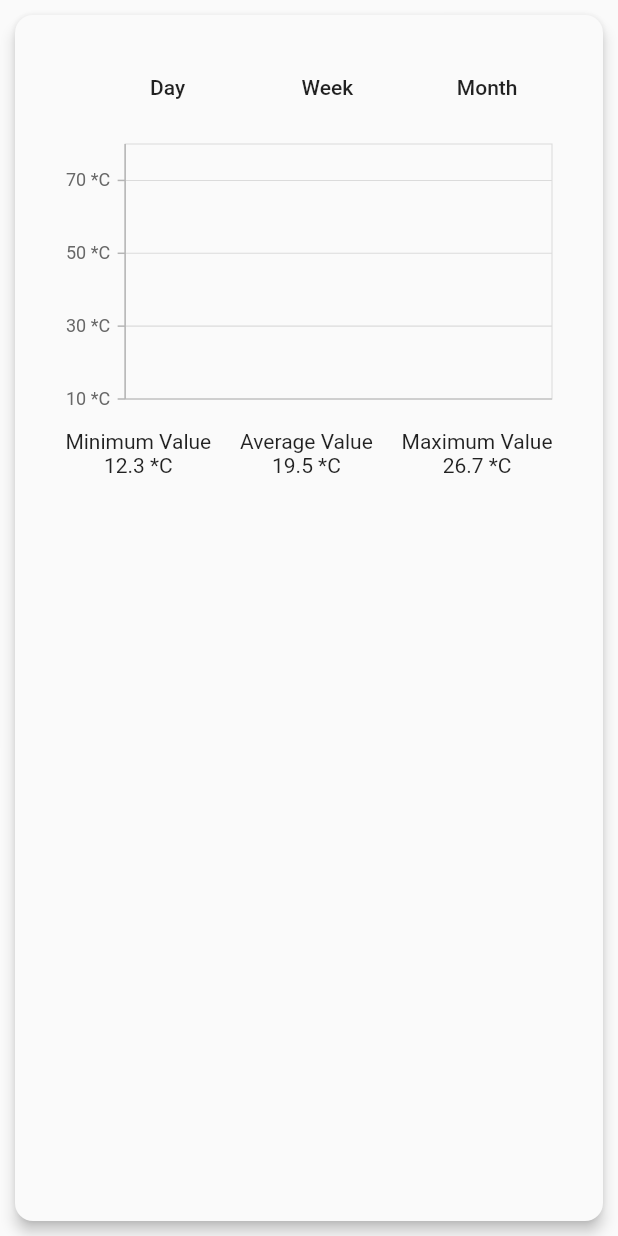
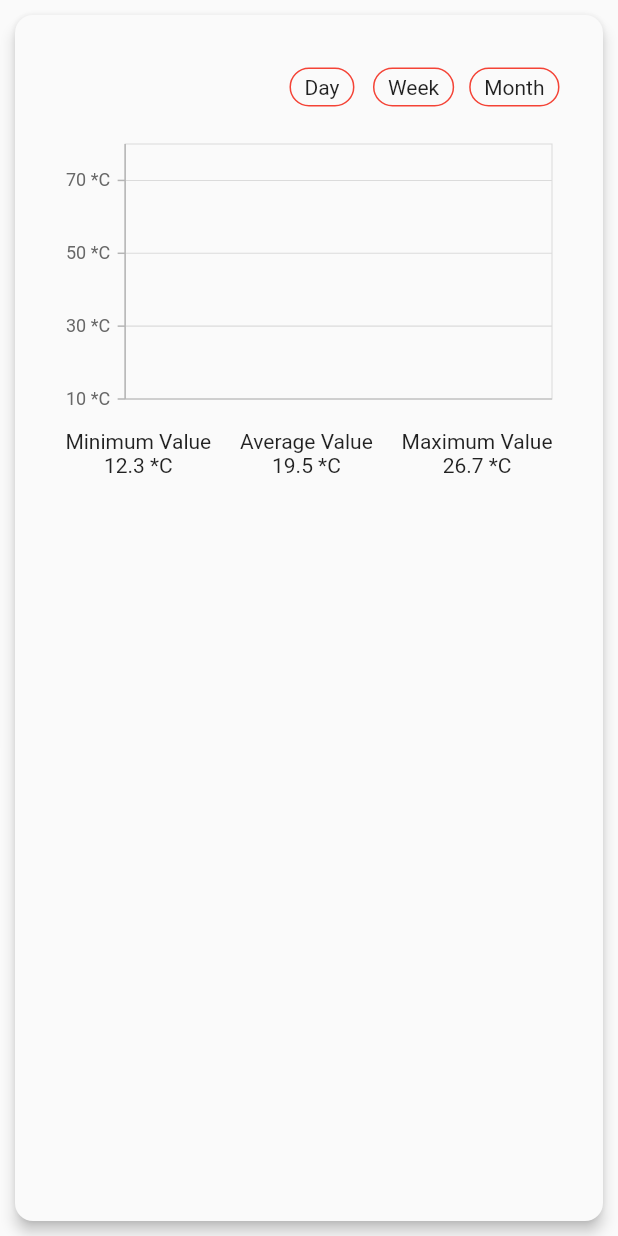
Before and after one commit to ozgenbaris1/WhiteHouse, a Flutter app: the ChartItem widget shown alone on an empty page, opened directly with empty values, on a phone screen of 412 x 824 dp. Run offline on Flutter 3.47's test engine with Material 2 defaults, Android fonts, the phone set to English and light mode, and no system bars; our stand-ins replace syncfusion_flutter_charts; missing offline and left inert: syncfusion_flutter_core; network calls fail; statements that could not run were skipped.

Commit message:
Filter Buttons and Chart License

```diff
--- a/white_house_app/lib/helpers/API.dart
+++ b/white_house_app/lib/helpers/API.dart
@@ -3,7 +3,7 @@ import 'dart:convert';
 import 'package:http/http.dart' as http;
 import 'package:white_house_app/models/ApiResponse.dart';
 
-const baseUrl = "http://192.168.1.107:8080";
+const baseUrl = "http://192.168.1.2:8080";
 
 class API {
   static Future<ApiResponse> getDevices() async {
@@ -18,7 +18,8 @@ class API {
   }
 
   static Future<ApiResponse> getSensorSummary({deviceID, sensorID}) async {
-    var url = baseUrl + "/getSensorDataSummary?DeviceID=$deviceID&SensorID=$sensorID";
+    var url =
+        baseUrl + "/getSensorDataSummary?DeviceID=$deviceID&SensorID=$sensorID";
     var res = await http.get(url);
     final response = json.decode(res.body);
     return ApiResponse(
--- a/white_house_app/lib/main.dart
+++ b/white_house_app/lib/main.dart
@@ -3,8 +3,14 @@ import 'package:provider/provider.dart';
 import 'package:white_house_app/providers/DeviceProvider.dart';
 import 'package:white_house_app/providers/SensorSummaryProvider.dart';
 import 'package:white_house_app/screens/DeviceScreen.dart';
+import 'package:syncfusion_flutter_core/core.dart';
 
-void main() => runApp(MyApp());
+void main() {
+  SyncfusionLicense.registerLicense(
+      "NT8mJyc2IWhiZH1nfWN9YGpoYmF8YGJ8ampqanNiYmlmamlmanMDHmgxMiE6IDwpNDY9amUTND4yOj99MDw+");
+
+  return runApp(MyApp());
+}
 
 class MyApp extends StatelessWidget {
   // This widget is the root of your application.
--- a/white_house_app/lib/widgets/ChartItem.dart
+++ b/white_house_app/lib/widgets/ChartItem.dart
@@ -53,17 +53,48 @@ class ChartItem extends StatelessWidget {
                           ),
                         ],
                       ),
-                      FlatButton(
+                      Spacer(),
+                      Padding(
+                        padding: const EdgeInsets.symmetric(horizontal: 5.0),
+                        child: RawMaterialButton(
+                          padding:
+                              EdgeInsets.symmetric(horizontal: 10, vertical: 5),
+                          shape: RoundedRectangleBorder(
+                            borderRadius: BorderRadius.circular(30),
+                            side: BorderSide(color: Colors.red),
+                          ),
+                          constraints: BoxConstraints(),
                           onPressed: () {},
                           child: Text("Day"),
                         ),
-                      FlatButton(
+                      ),
+                      Padding(
+                        padding: const EdgeInsets.symmetric(horizontal: 5.0),
+                        child: RawMaterialButton(
+                          padding:
+                              EdgeInsets.symmetric(horizontal: 10, vertical: 5),
+                          shape: RoundedRectangleBorder(
+                            borderRadius: BorderRadius.circular(30),
+                            side: BorderSide(color: Colors.red),
+                          ),
+                          constraints: BoxConstraints(),
                           onPressed: () {},
                           child: Text("Week"),
                         ),
-                      FlatButton(
+                      ),
+                      Padding(
+                        padding: const EdgeInsets.symmetric(horizontal: 5.0),
+                        child: RawMaterialButton(
+                          padding:
+                              EdgeInsets.symmetric(horizontal: 10, vertical: 5),
+                          shape: RoundedRectangleBorder(
+                            borderRadius: BorderRadius.circular(30),
+                            side: BorderSide(color: Colors.red),
+                          ),
+                          constraints: BoxConstraints(),
                           onPressed: () {},
                           child: Text("Month"),
+                        ),
                       ),
                     ],
                   ),
--- a/white_house_app/lib/widgets/SensorList.dart
+++ b/white_house_app/lib/widgets/SensorList.dart
@@ -56,7 +56,7 @@ class SensorList extends StatelessWidget {
       data = sensorList.map<Widget>(
         (item) {
           return SensorItem(
-            deviceID : this.deviceID,
+            deviceID: this.deviceID,
             sensorData: item,
           );
         },
--- a/white_house_app/pubspec.yaml
+++ b/white_house_app/pubspec.yaml
@@ -27,7 +27,7 @@ dependencies:
   flutter_svg: 0.17.1
   provider: ^4.0.2
   http: ^0.12.0+4
-  syncfusion_flutter_charts: ^17.4.46
+  syncfusion_flutter_charts: 17.3.26
 
 
 dev_dependencies:
```
Also changed, not shown: white_house_app/lib/widgets/Chart.dart (+3 -9 lines), white_house_app/pubspec.lock. Lines whose indentation alone changed are shown as unchanged.
